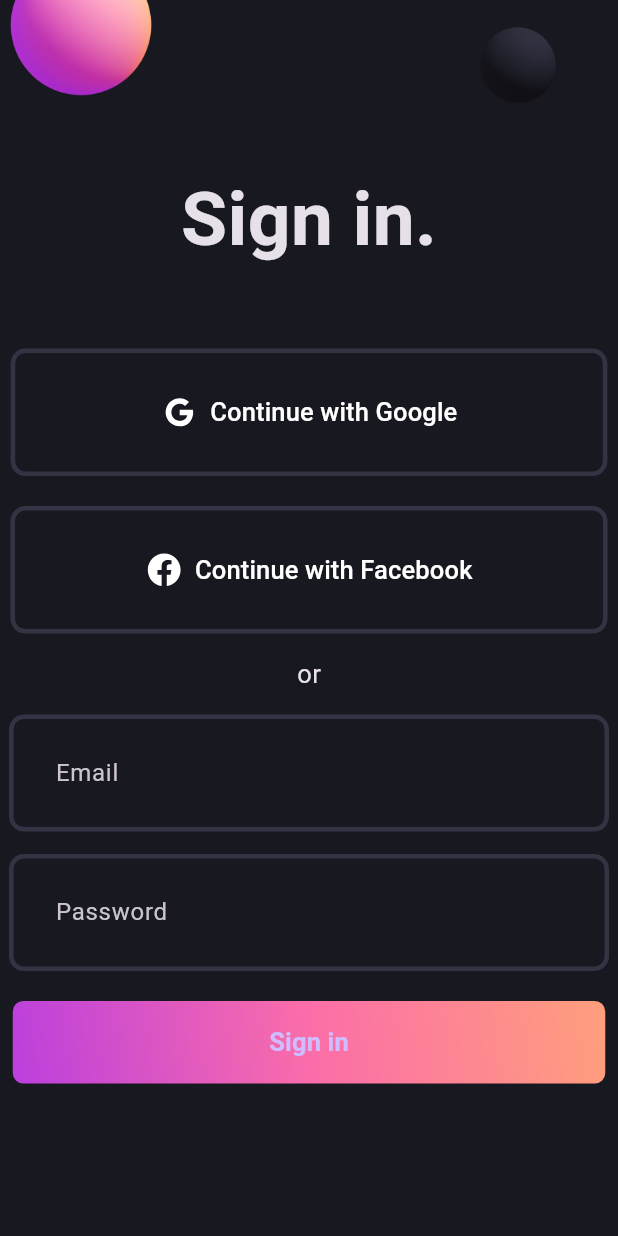
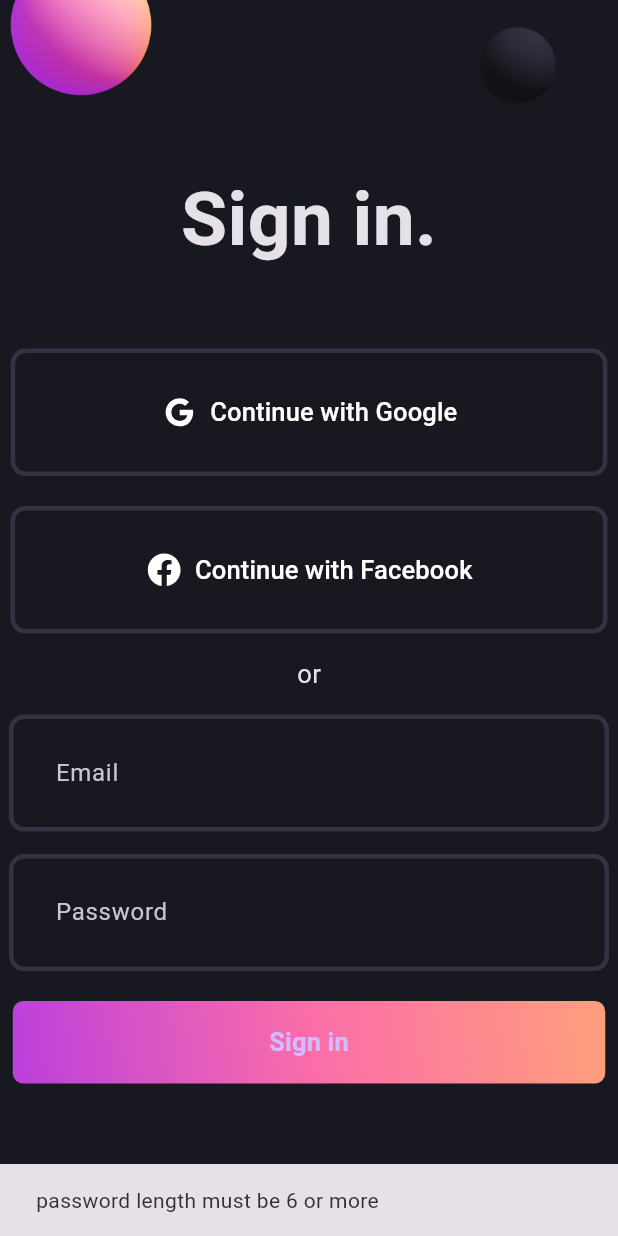
Before and after one commit to Benbakreti0Amine/bloc, a Flutter app: the screen it shows after launch, after a tap on "Sign in", on a phone screen of 412 x 824 dp. Run offline on Flutter 3.47's test engine with Material 3 defaults, Android fonts, the phone set to English and light mode, and no system bars; our stand-ins replace bloc, flutter_bloc, flutter_svg.

Commit message:
constraints check

```diff
--- /dev/null
+++ b/lib/login_signup_app/bloc/auth_bloc.dart
@@ -0,0 +1,26 @@
+import 'package:bloc/bloc.dart';
+import 'package:meta/meta.dart';
+
+part 'auth_event.dart';
+part 'auth_state.dart';
+
+class AuthBloc extends Bloc<AuthEvent, AuthState> {
+  AuthBloc() : super(AuthInitial()) {
+    on<AuthRequested>((event, emit) async {
+      final email = event.email;
+      final password = event.password;
+
+      try {
+        if (password.length < 6) {
+          emit(AuthFailure("password length must be 6 or more"));
+          return;
+        }
+        await Future.delayed(const Duration(seconds: 1), () {
+          return emit(AuthSuccess(uid: '$email-$password'));
+        });
+      } catch (e) {
+        emit(AuthFailure(e.toString()));
+      }
+    });
+  }
+}
--- /dev/null
+++ b/lib/login_signup_app/bloc/auth_event.dart
@@ -0,0 +1,11 @@
+part of 'auth_bloc.dart';
+
+@immutable
+sealed class AuthEvent {}
+
+final class AuthRequested extends AuthEvent {
+  final String email;
+  final String password;
+
+  AuthRequested({required this.email, required this.password});
+}
--- /dev/null
+++ b/lib/login_signup_app/bloc/auth_state.dart
@@ -0,0 +1,20 @@
+part of 'auth_bloc.dart';
+
+@immutable
+sealed class AuthState {}
+
+final class AuthInitial extends AuthState {}
+
+final class AuthSuccess extends AuthState{
+   final String uid;
+
+  AuthSuccess({required this.uid});
+
+}
+
+final class AuthFailure extends AuthState{
+  final String error;
+
+  AuthFailure(this.error);
+
+}
--- a/lib/login_signup_app/login_screen.dart
+++ b/lib/login_signup_app/login_screen.dart
@@ -1,7 +1,9 @@
+import 'package:bloc_project/login_signup_app/bloc/auth_bloc.dart';
 import 'package:bloc_project/login_signup_app/widgets/gradient_button.dart';
 import 'package:bloc_project/login_signup_app/widgets/login_field.dart';
 import 'package:bloc_project/login_signup_app/widgets/social_button.dart';
 import 'package:flutter/material.dart';
+import 'package:flutter_bloc/flutter_bloc.dart';
 
 class LoginScreen extends StatefulWidget {
   const LoginScreen({Key? key}) : super(key: key);
@@ -17,7 +19,17 @@ class _LoginScreenState extends State<LoginScreen> {
   @override
   Widget build(BuildContext context) {
     return Scaffold(
-      body: SingleChildScrollView(
+      body: BlocListener<AuthBloc, AuthState>(
+        listener: (context, state) {
+          if (state is AuthFailure) {
+            ScaffoldMessenger.of(context).showSnackBar(
+              SnackBar(
+                content: Text(state.error),
+              ),
+            );
+          }
+        },
+        child: SingleChildScrollView(
           child: Center(
             child: Column(
               children: [
@@ -57,8 +69,15 @@ class _LoginScreenState extends State<LoginScreen> {
                   controller: passwordController,
                 ),
                 const SizedBox(height: 20),
-              const GradientButton(),
+                GradientButton(
+                  onPressed: () {
+                    context.read<AuthBloc>().add(AuthRequested(
+                        email: emailController.text,
+                        password: passwordController.text));
+                  },
+                ),
               ],
+            ),
           ),
         ),
       ),
--- a/lib/login_signup_app/widgets/gradient_button.dart
+++ b/lib/login_signup_app/widgets/gradient_button.dart
@@ -2,7 +2,8 @@ import 'package:bloc_project/login_signup_app/pallete.dart';
 import 'package:flutter/material.dart';
 
 class GradientButton extends StatelessWidget {
-  const GradientButton({Key? key}) : super(key: key);
+  final VoidCallback onPressed;
+  const GradientButton({super.key,required this.onPressed});
 
   @override
   Widget build(BuildContext context) {
@@ -20,7 +21,7 @@ class GradientButton extends StatelessWidget {
         borderRadius: BorderRadius.circular(7),
       ),
       child: ElevatedButton(
-        onPressed: () {},
+        onPressed: onPressed,
         style: ElevatedButton.styleFrom(
           fixedSize: const Size(395, 55),
           backgroundColor: Colors.transparent,
--- a/lib/main.dart
+++ b/lib/main.dart
@@ -30,9 +30,11 @@
 //   }
 // }
 
+import 'package:bloc_project/login_signup_app/bloc/auth_bloc.dart';
 import 'package:bloc_project/login_signup_app/login_screen.dart';
 import 'package:bloc_project/login_signup_app/pallete.dart';
 import 'package:flutter/material.dart';
+import 'package:flutter_bloc/flutter_bloc.dart';
 
 
 void main() {
@@ -44,12 +46,15 @@ class MyApp extends StatelessWidget {
 
   @override
   Widget build(BuildContext context) {
-    return MaterialApp(
-      title: 'Flutter Demo',
-      theme: ThemeData.dark().copyWith(
-        scaffoldBackgroundColor: Pallete.backgroundColor,
+    return BlocProvider(
+      create: (context) => AuthBloc(),
+      child: MaterialApp(
+        title: 'Flutter Demo',
+        theme: ThemeData.dark().copyWith(
+          scaffoldBackgroundColor: Pallete.backgroundColor,
+        ),
+        home: const LoginScreen(),
       ),
-      home: const LoginScreen(),
     );
   }
 }
```
Lines whose indentation alone changed are shown as unchanged.
